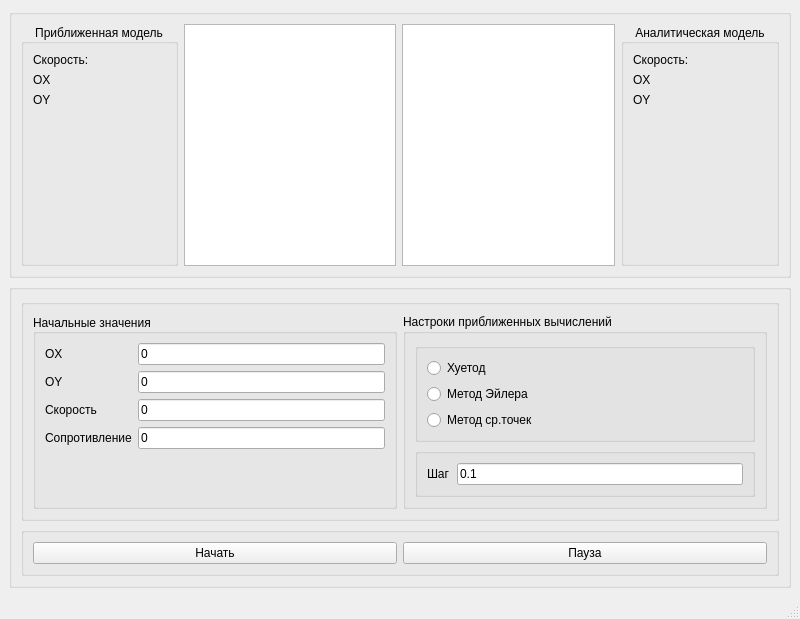
Old version of the form mainwindow.ui in the repository MindlessDoc/FallModel.
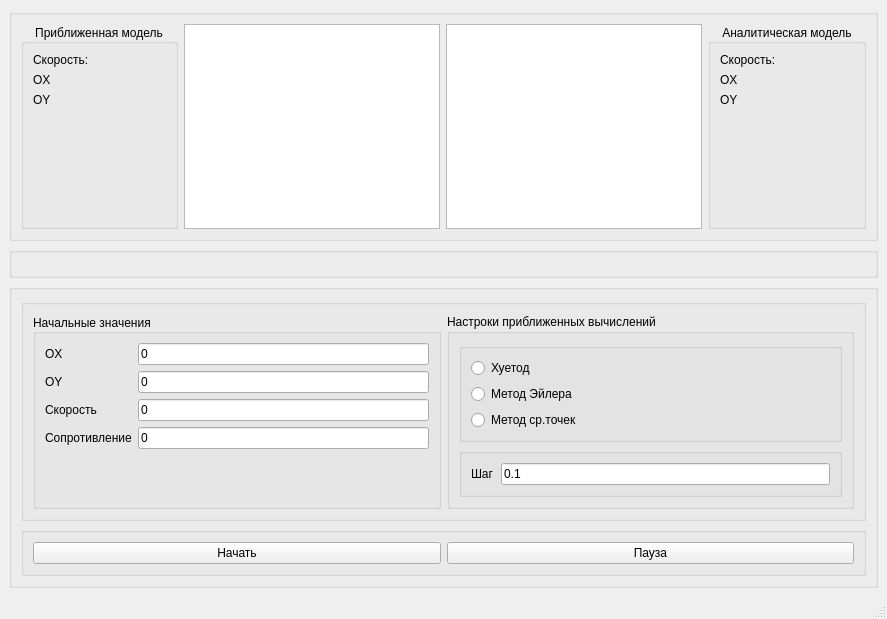
New version of the form.

What changed in the file:
```diff
--- a/mainwindow.ui
+++ b/mainwindow.ui
@@ -17,11 +17,17 @@
    <layout class="QVBoxLayout" name="verticalLayout">
     <item>
      <widget class="QGroupBox" name="groupBox_3">
+      <property name="sizePolicy">
+       <sizepolicy hsizetype="Minimum" vsizetype="Minimum">
+        <horstretch>0</horstretch>
+        <verstretch>0</verstretch>
+       </sizepolicy>
+      </property>
       <property name="title">
        <string/>
       </property>
-      <layout class="QHBoxLayout" name="horizontalLayout">
-       <item>
+      <layout class="QGridLayout" name="gridLayout">
+       <item row="0" column="0">
         <widget class="QGroupBox" name="groupBox">
          <property name="title">
           <string>Приближенная модель</string>
@@ -75,13 +81,7 @@
          </layout>
         </widget>
        </item>
-       <item>
-        <widget class="QGraphicsView" name="leftView"/>
-       </item>
-       <item>
-        <widget class="QGraphicsView" name="rightView"/>
-       </item>
-       <item>
+       <item row="0" column="3">
         <widget class="QGroupBox" name="groupBox_2">
          <property name="acceptDrops">
           <bool>false</bool>
@@ -142,6 +142,54 @@
            </widget>
           </item>
          </layout>
+        </widget>
+       </item>
+       <item row="0" column="2">
+        <widget class="QGraphicsView" name="rightView">
+         <property name="sizePolicy">
+          <sizepolicy hsizetype="MinimumExpanding" vsizetype="MinimumExpanding">
+           <horstretch>0</horstretch>
+           <verstretch>0</verstretch>
+          </sizepolicy>
+         </property>
+        </widget>
+       </item>
+       <item row="0" column="1">
+        <widget class="QGraphicsView" name="leftView">
+         <property name="sizePolicy">
+          <sizepolicy hsizetype="MinimumExpanding" vsizetype="MinimumExpanding">
+           <horstretch>0</horstretch>
+           <verstretch>0</verstretch>
+          </sizepolicy>
+         </property>
+        </widget>
+       </item>
+      </layout>
+     </widget>
+    </item>
+    <item>
+     <widget class="QGroupBox" name="groupBox_11">
+      <property name="sizePolicy">
+       <sizepolicy hsizetype="Minimum" vsizetype="Minimum">
+        <horstretch>0</horstretch>
+        <verstretch>0</verstretch>
+       </sizepolicy>
+      </property>
+      <property name="title">
+       <string/>
+      </property>
+      <layout class="QVBoxLayout" name="verticalLayout_5">
+       <item>
+        <widget class="QWidget" name="widget" native="true">
+         <property name="enabled">
+          <bool>true</bool>
+         </property>
+         <property name="sizePolicy">
+          <sizepolicy hsizetype="Minimum" vsizetype="Minimum">
+           <horstretch>0</horstretch>
+           <verstretch>0</verstretch>
+          </sizepolicy>
+         </property>
         </widget>
        </item>
       </layout>
```
